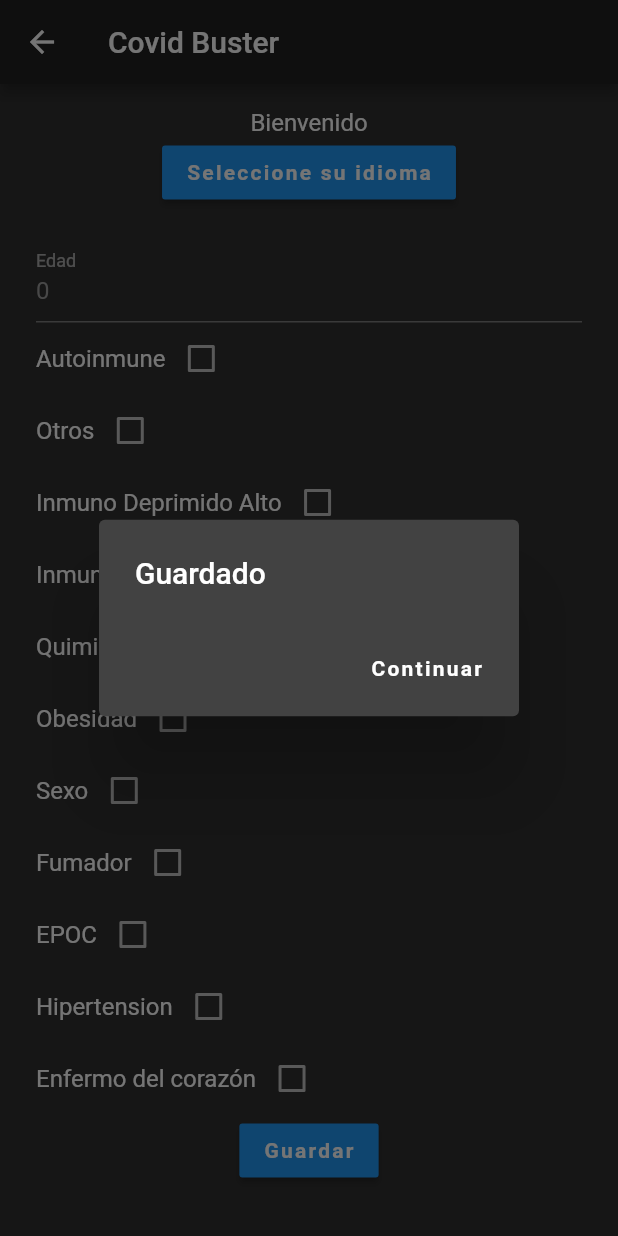
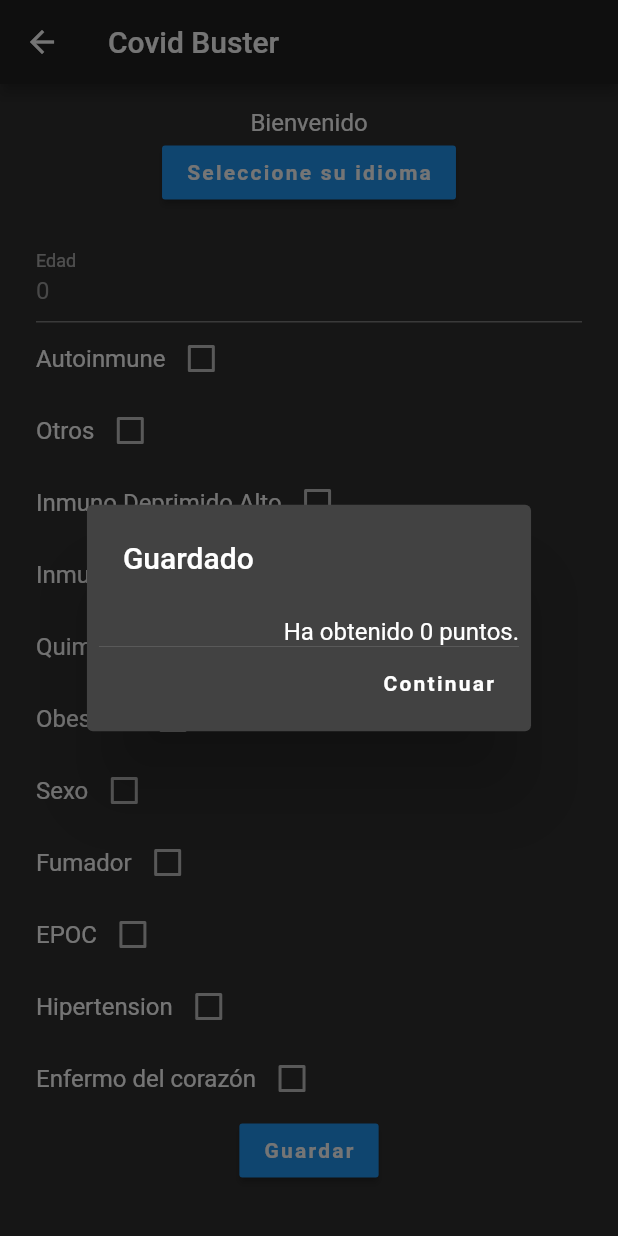
Before and after one commit to ftenaf/drwhatson, a Flutter app: the ProfileScreen screen opened directly, after a tap on "Guardar", on a phone screen of 412 x 824 dp. Run offline on Flutter 3.47's test engine with Material 2 defaults, Android fonts, the phone set to English and light mode, and no system bars; our stand-ins replace curved_navigation_bar, easy_localization, flare_flutter, flutter_markdown, get_it, sembast and 2 more; missing offline and left inert: expressions, shared_preferences_web; accounts and stored records are empty; network calls fail; Roboto replaces fonts that are missing (Nunito).

Commit message:
added database to save data profile and views for editing data profile

```diff
--- a/assets/languages/de-DE.json
+++ b/assets/languages/de-DE.json
@@ -22,6 +22,7 @@
     "continue": "Continue"
   },
   "profile": {
+    "points": "{points} for you.",
     "continue": "Continue",
     "save": "Save",
     "saved": "Saved",
--- a/assets/languages/en-US.json
+++ b/assets/languages/en-US.json
@@ -22,6 +22,7 @@
     "continue": "Continue"
   },
   "profile": {
+    "points": "{points} for you.",
     "continue": "Continue",
     "saved": "Saved",
     "save": "Save",
--- a/assets/languages/es-ES.json
+++ b/assets/languages/es-ES.json
@@ -22,6 +22,7 @@
       "continue": "Continuar"
     },
     "profile": {
+      "points": "Ha obtenido {points} puntos.",
       "continue": "Continuar",
       "save": "Guardar",
       "saved": "Guardado",
--- a/lib/ui/views/profile_screen.dart
+++ b/lib/ui/views/profile_screen.dart
@@ -231,7 +231,7 @@ class _ProfileScreenState extends State<ProfileScreen> {
                           try {
                             profile.age = int.parse(_ageController.text);
                             model.saveProfile(profile);
-                            _showSavedConfirmation(profile);
+                            _showSavedConfirmation();
                           } catch (e) {
                             print(e.code);
                           }
@@ -242,13 +242,18 @@ class _ProfileScreenState extends State<ProfileScreen> {
                 )))));
   }
 
-  void _showSavedConfirmation(activeContact) {
+  void _showSavedConfirmation() {
     showDialog(
       context: context,
       builder: (BuildContext context) {
         return AlertDialog(
           title: Text('profile.saved'.tr()),
           actions: <Widget>[
+            Text(
+              'profile.points',
+              textAlign: TextAlign.center,
+            ).tr(namedArgs: {'points': model.points.toString()}),
+            Divider(height: 1),
             FlatButton(
               child: Text('profile.continue'.tr()),
               onPressed: () {
```
Also changed, not shown: 1 other file.
